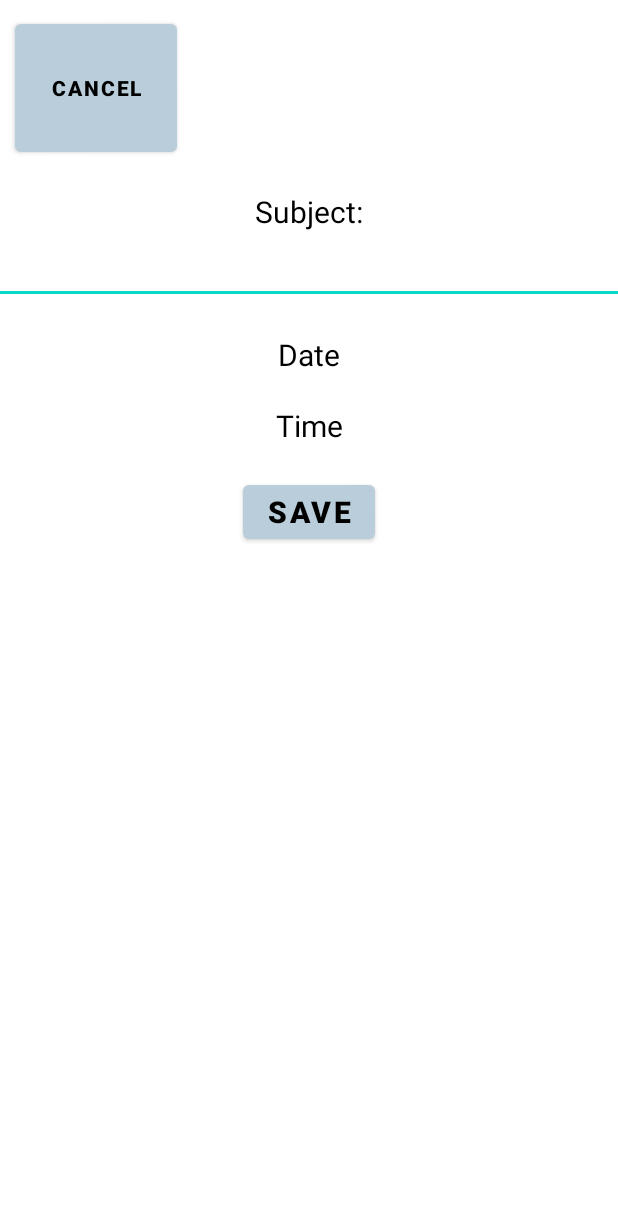
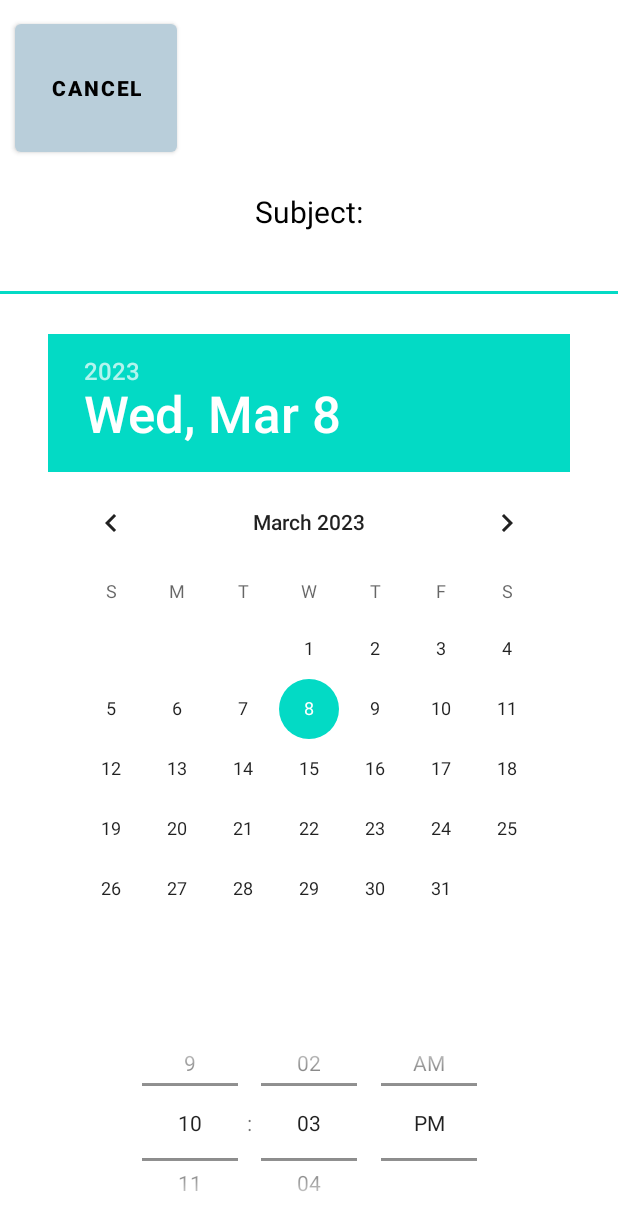
Before and after one commit to NorenAnton/Applikation, an Android app: the layout new_event.xml on its own in the app's theme, with its tools: preview values and no code run, on a phone screen of 412 x 824 dp. Shown: the top 1230 px of the screen. Run offline under Robolectric (Android 15) with nearby library versions, the phone set to English and light mode, and no system bars.

Commit message:
Fixed actionDone for new event title text

```diff
--- a/app/src/main/res/layout/new_event.xml
+++ b/app/src/main/res/layout/new_event.xml
@@ -47,21 +47,23 @@
             android:layout_gravity="center"
             android:ems="20"
             android:inputType="text"
-            android:textSize="20sp" />
+            android:textSize="20sp"
+            android:imeOptions="actionDone"/>
 
-        <TextView
-            android:id="@+id/eventDateTV"
+        <DatePicker
+            android:id="@+id/eventDatePicker"
             android:layout_width="wrap_content"
             android:layout_height="wrap_content"
             android:layout_gravity="center"
             android:layout_marginTop="20dp"
+            android:datePickerMode="calendar"
             android:text="Date"
             android:textAlignment="center"
             android:textColor="@color/black"
             android:textSize="20sp" />
 
-        <TextView
-            android:id="@+id/eventTimeTV"
+        <TimePicker
+            android:id="@+id/eventTimePicker"
             android:layout_width="wrap_content"
             android:layout_height="wrap_content"
             android:layout_gravity="center"
@@ -69,7 +71,8 @@
             android:text="Time"
             android:textAlignment="center"
             android:textColor="@color/black"
-            android:textSize="20sp" />
+            android:textSize="20sp"
+            android:timePickerMode="spinner" />
 
         <Button
             android:layout_width="wrap_content"
```
Also changed, not shown: app/src/main/java/com/miun/applikation/calendar/NewEvent.java (+7 -5 lines).
